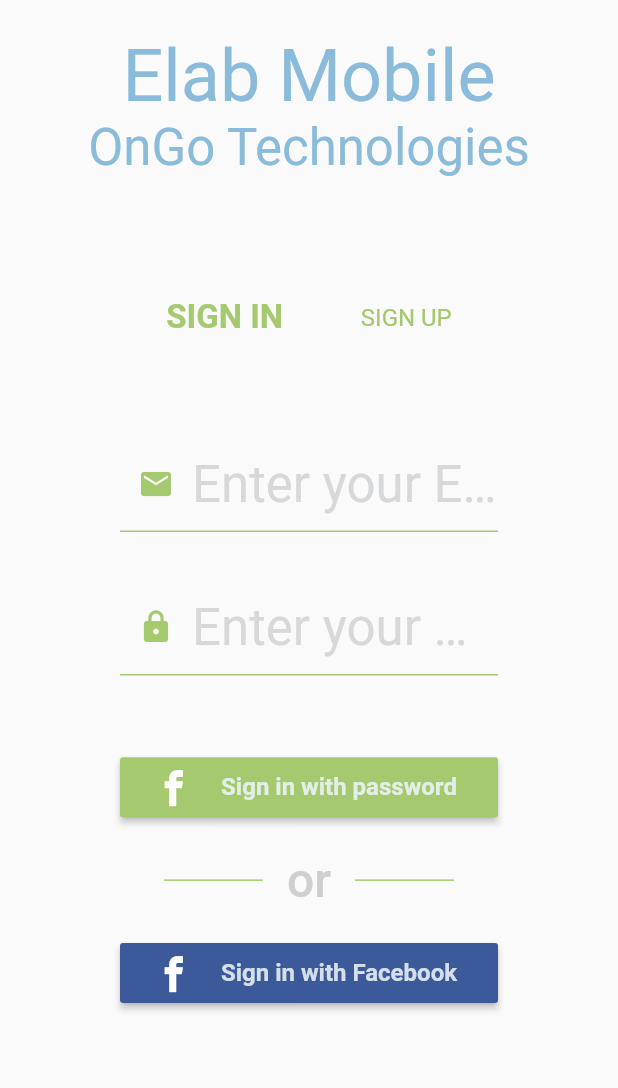
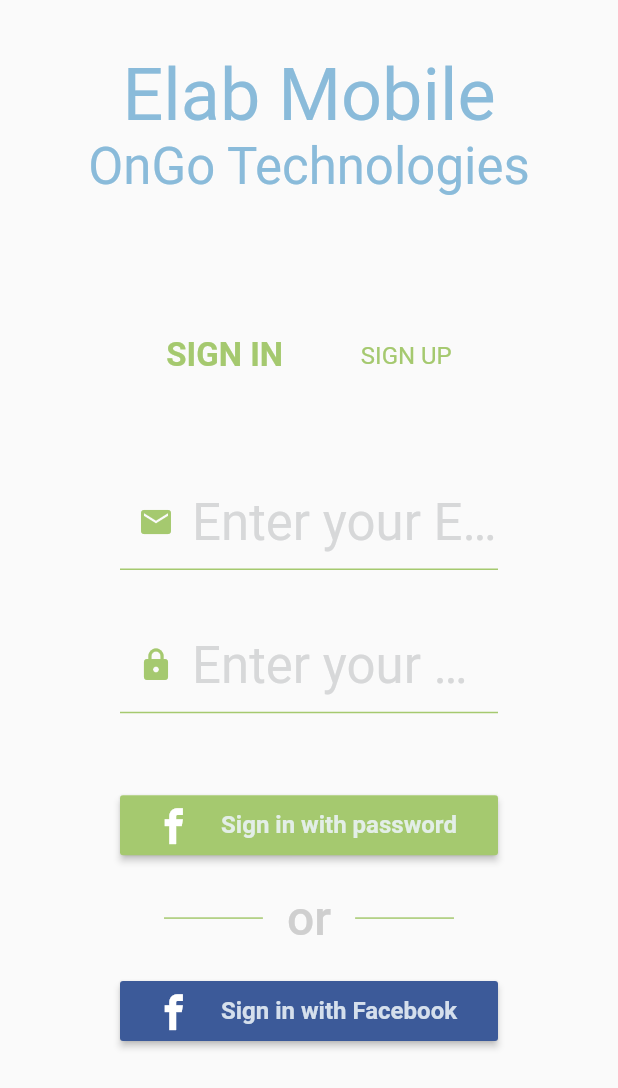
Before and after one commit to LUISURBM/flutter_app, a Flutter app: the screen it shows after launch, after a tap on "SIGN IN", on a phone screen of 412 x 824 dp. Shown: the top 1088 px of the screen. Run offline on Flutter 3.47's test engine with Material 2 defaults, Android fonts, the phone set to English and light mode, and no system bars; our stand-ins replace bloc, equatable, flutter_bloc, flutter_screenutil, get_it, mvc_pattern and 1 more; missing offline and left inert: flutter_facebook_login.

Commit message:
BloC pattern WIP

```diff
--- a/lib/auth/login/bloc/login_bloc.dart
+++ b/lib/auth/login/bloc/login_bloc.dart
@@ -57,7 +57,7 @@ class LoginBloc extends Bloc<LoginEvent, LoginState> {
 
   LoginBloc({
     @required this.authenticationBloc,
-  });
+  }) : assert(authenticationBloc != null);
 
   @override
   LoginState get initialState => LoginInitial();
@@ -74,7 +74,7 @@ class LoginBloc extends Bloc<LoginEvent, LoginState> {
           'realm': 'Username-Password-Authentication'
         });
 
-        authenticationBloc.mapEventToState(LoggedIn(token: response['access_token']));
+        authenticationBloc..dispatch(LoggedIn(token: response['access_token']));
         yield LoginInitial();
       } catch (error) {
         yield LoginFailure(error: error.toString());
--- a/lib/auth/login/ui/login_page.dart
+++ b/lib/auth/login/ui/login_page.dart
@@ -64,8 +64,20 @@ class _LogInPageState extends StateMVC<LogInPage> {
     return Scaffold(
         resizeToAvoidBottomInset: false,
         body: BlocProvider(
-            builder: (context) => LoginBloc(),
-            child: BlocBuilder<LoginBloc, LoginState>(builder: _buildWithLogin)));
+            builder: (context) => LoginBloc(authenticationBloc: BlocProvider.of<AuthenticationBloc>(context)),
+            child: BlocListener<LoginBloc, LoginState>(
+                listener: (context, state) {
+                  if (state is LoginFailure) {
+                    Scaffold.of(context).showSnackBar(
+                      SnackBar(
+                        content: Text('${state.error}'),
+                        backgroundColor: Colors.red,
+                      ),
+                    );
+                  }
+                },
+                child: BlocBuilder<LoginBloc, LoginState>(
+                    builder: _buildWithLogin))));
   }
 
   Widget _buildWithLogin(BuildContext context, LoginState state) {
@@ -92,7 +104,7 @@ class _LogInPageState extends StateMVC<LogInPage> {
                         ],
                       )),
                   width: ScreenUtil.getInstance().setWidth(750),
-                  height: ScreenUtil.getInstance().setHeight(190),
+                  height: ScreenUtil.getInstance().setHeight(230),
                 ),
                 SizedBox(
                   height: ScreenUtil.getInstance().setHeight(60),
```
Also changed, not shown: lib/auth/login/ui/login_form.dart (added, +67 -0 lines). Lines whose indentation alone changed are shown as unchanged.
